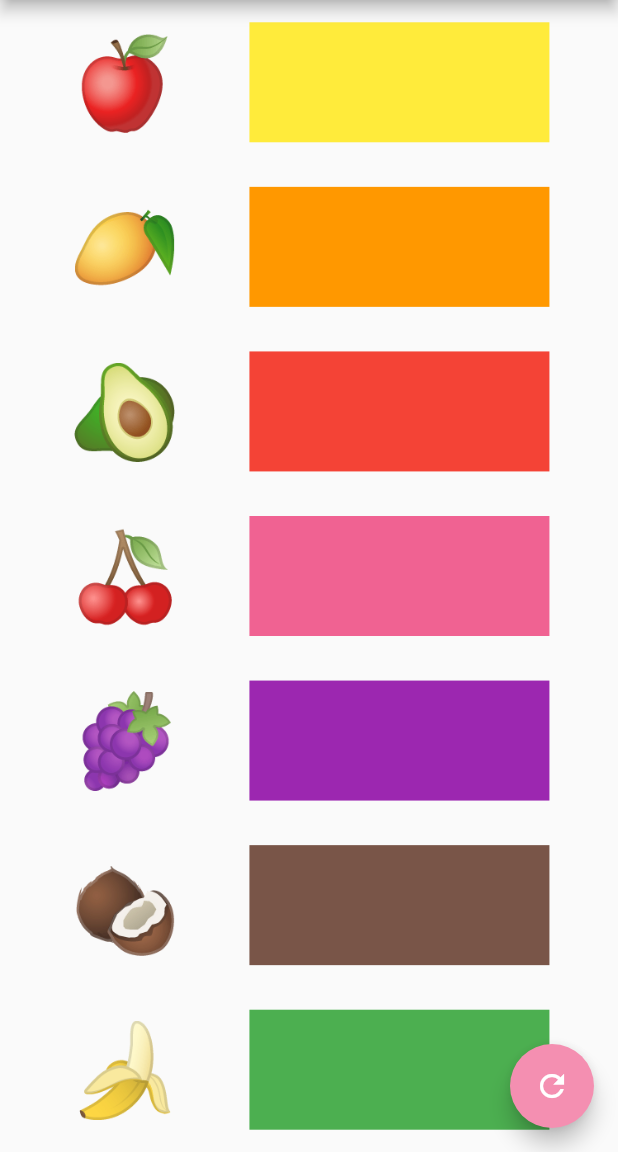
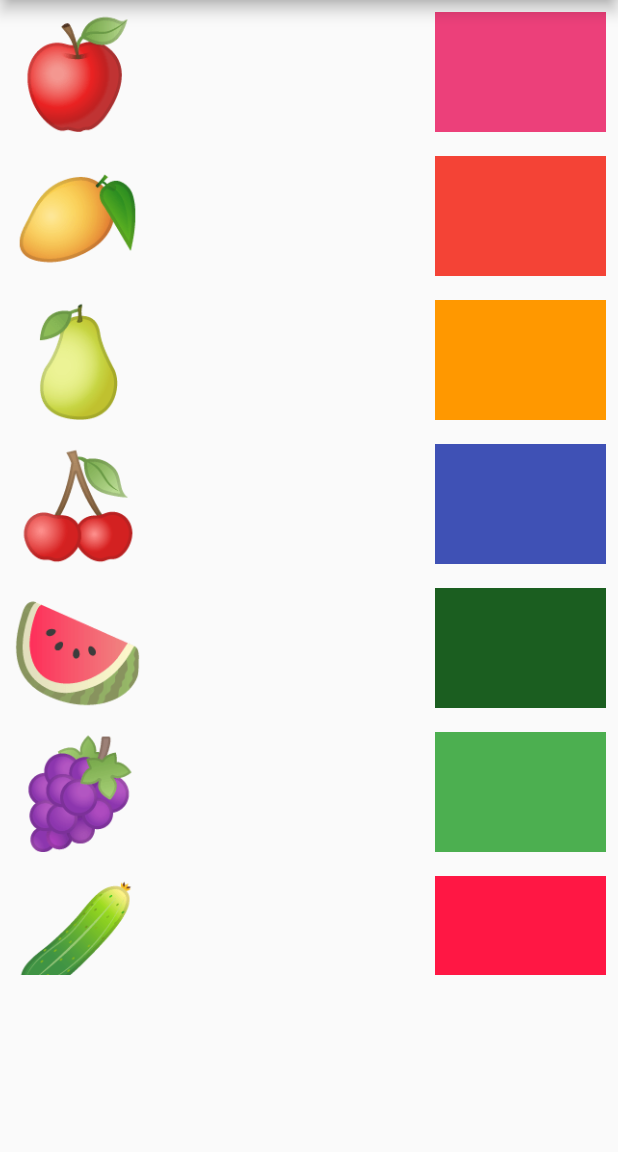
Before and after one commit to dharmishthamakwana/sliver_app, a Flutter app: the screen it shows after launch, on a phone screen of 412 x 824 dp, the part 84-1236 px from its top. Run offline on Flutter 3.47's test engine with Material 2 defaults, Android fonts, the phone set to English and light mode, and no system bars; our stand-ins replace audioplayers, get.

Commit message:
kids game

```diff
--- a/lib/main.dart
+++ b/lib/main.dart
@@ -10,12 +10,12 @@ void main() {
   runApp(
     GetMaterialApp(
       debugShowCheckedModeBanner: false,
-      initialRoute: 'forth',
+      initialRoute: 'third',
       routes: {
         '/': (p0) => HomeScreen(),
         'second': (p0) => SecondScreen(),
-        'third': (p0) => ThirdScreen(),
-        'third': (p0) => ThirdScreen(),
+        // 'third': (p0) => ThirdScreen(),
+        'third': (p0) => ForthScreen(),
         'forth': (p0) => Home(),
       },
     ),
--- /dev/null
+++ b/lib/screens/home/controller/home_controller.dart
@@ -0,0 +1,59 @@
+// import 'dart:ui';
+//
+// import 'package:audioplayers/audioplayers.dart';
+// import 'package:get/get.dart';
+//
+// import '../modal/itemmodal.dart';
+//
+// class Homecontroller extends GetxController {
+//   final Map<String, bool> score = {};
+//   RxList<ItemModal> choice = <ItemModal>[
+//     ItemModal(name: "🍎", value: '1', accepting: false, index: 0),
+//     ItemModal(name: "🥭", value: '2', accepting: false, index: 1),
+//     ItemModal(name: "🥑", value: '3', accepting: false, index: 2),
+//     ItemModal(name: "🍒", value: '4', accepting: false, index: 3),
+//     ItemModal(name: "🍇", value: '5', accepting: false, index: 4),
+//     ItemModal(name: "🥥", value: '6', accepting: false, index: 5),
+//     ItemModal(name: "🍌", value: '7', accepting: false, index: 6),
+//   ].obs;
+//   RxList<ItemModal> choice1 = <ItemModal>[
+//     ItemModal(name: "c", value: '4', accepting: false, index: 3),
+//     ItemModal(name: "A", value: '1', accepting: false, index: 0),
+//     ItemModal(name: "B", value: '7', accepting: false, index: 6),
+//     ItemModal(name: "G", value: '5', accepting: false, index: 4),
+//     ItemModal(name: "J", value: '3', accepting: false, index: 2),
+//     ItemModal(name: "C", value: '6', accepting: false, index: 5),
+//     ItemModal(name: "M", value: '2', accepting: false, index: 1),
+//   ].obs;
+//
+//   int index = 0;
+//   var play = AudioCache();
+// }
+
+import 'package:flutter/material.dart';
+import 'package:get/get.dart';
+
+import '../modal/itemmodal.dart';
+
+class Homecontroller extends GetxController {
+  RxInt index = 0.obs;
+  RxList<Homemodel> qalist = <Homemodel>[
+    Homemodel(image: "🍎", index: 0, key: "black", ondrop: false),
+    Homemodel(image: "🥭", index: 1, key: "Butter", ondrop: false),
+    Homemodel(image: "🍐", index: 2, key: "cat", ondrop: false),
+    Homemodel(image: "🍒", index: 3, key: "ele", ondrop: false),
+    Homemodel(image: "🍉", index: 4, key: "fish", ondrop: false),
+    Homemodel(image: "🍇", index: 5, key: "horse", ondrop: false),
+    Homemodel(image: "🥒", index: 6, key: "parrot", ondrop: false),
+  ].obs;
+  RxList<Homemodel> anlist = <Homemodel>[
+    Homemodel(color: Colors.pink.shade400, index: 3, key: "ele", ondrop: false),
+    Homemodel(color: Colors.red, index: 0, key: "black", ondrop: false),
+    Homemodel(color: Colors.orange, index: 1, key: "Butter", ondrop: false),
+    Homemodel(color: Colors.indigo, index: 5, key: "horse", ondrop: false),
+    Homemodel(color: Colors.green.shade900, index: 2, key: "cat", ondrop: false),
+    Homemodel(color: Colors.green, index: 6, key: "parrot", ondrop: false),
+    Homemodel(color: Colors.redAccent.shade400, index: 4, key: "fish", ondrop: false),
+
+  ].obs;
+}
--- a/lib/screens/home/modal/itemmodal.dart
+++ b/lib/screens/home/modal/itemmodal.dart
@@ -1,9 +1,20 @@
-import 'package:flutter/material.dart';
+// import 'package:flutter/material.dart';
+//
+// class ItemModal {
+//   String? name, value;
+//   int? index;
+//   bool? accepting;
+//
+//   ItemModal({this.name, this.value, this.index, this.accepting = false});
+// }
+import 'dart:ui';
 
-class ItemModal{
-  String? name ,value;
-  IconData? icon;
-  bool? accepting;
+class Homemodel
+{
+  String? image,key;
+  Color? color;
+  int? index;
+  bool? ondrop;
 
-  ItemModal({this.name, this.value, this.icon, this.accepting = false});
+  Homemodel({this.image, this.key, this.index, this.ondrop,this.color});
 }
--- a/lib/screens/home/view/fifth_screen.dart
+++ b/lib/screens/home/view/fifth_screen.dart
@@ -36,14 +36,17 @@ class _HomeState extends State<Home> {
               mainAxisAlignment: MainAxisAlignment.spaceAround,
               crossAxisAlignment: CrossAxisAlignment.end,
               children: choice.keys.map(
-                (element) {
+                    (element) {
                   return Draggable<String>(
                     data: element,
                     child: Text(
                       element,
                       style: TextStyle(fontSize: 60),
                     ),
-                    feedback: Movable(element),
+                    feedback: Text(
+                      element,
+                      style: TextStyle(fontSize: 60,decoration: TextDecoration.none),
+                    ),
                     childWhenDragging: Text(
                       '🐰',
                       style: TextStyle(fontSize: 50),
@@ -72,7 +75,7 @@ class _HomeState extends State<Home> {
           ],
         ),
         floatingActionButton: FloatingActionButton(
-          backgroundColor: Colors.pink.shade200,
+            backgroundColor: Colors.pink.shade200,
             onPressed: () {
               setState(() {
                 score.clear();
@@ -106,7 +109,7 @@ class _HomeState extends State<Home> {
       onWillAccept: (data) => data == emoji,
       onAccept: (data) {
         setState(
-          () {
+              () {
             ScaffoldMessenger.of(context).showSnackBar(
               SnackBar(
                 content: Text('Dropped successfully!',
--- a/lib/screens/home/view/forth_screen.dart
+++ b/lib/screens/home/view/forth_screen.dart
@@ -1,9 +1,7 @@
-import 'package:audioplayers/audioplayers.dart';
 import 'package:flutter/material.dart';
-import 'package:font_awesome_flutter/font_awesome_flutter.dart';
 import 'package:get/get.dart';
-import 'package:get/get_core/src/get_main.dart';
 
+import '../controller/home_controller.dart';
 import '../modal/itemmodal.dart';
 
 class ForthScreen extends StatefulWidget {
@@ -14,171 +12,111 @@ class ForthScreen extends StatefulWidget {
 }
 
 class _ForthScreenState extends State<ForthScreen> {
-  late List<ItemModal> items;
-  late List<ItemModal> items2;
-  late int score;
-  late bool gameOver;
-
-  @override
-  void initState() {
-    super.initState();
-    initGame();
-  }
-
-  var player = AudioCache();
-
-  initGame() {
-    gameOver = false;
-    score = 0;
-    items = [
-      ItemModal(icon: FontAwesomeIcons.coffee, name: "Coffee", value: "Coffee"),
-      ItemModal(icon: FontAwesomeIcons.dog, name: "Dog", value: "Dog"),
-      ItemModal(icon: FontAwesomeIcons.cat, name: "Cat", value: "Cat"),
-      ItemModal(
-          icon: FontAwesomeIcons.birthdayCake, name: "Cake", value: "Cake"),
-      ItemModal(icon: FontAwesomeIcons.bus, name: "Bus", value: "Bus"),
-    ];
-    items2 = List<ItemModal>.from(items);
-    items.shuffle();
-    items2.shuffle();
-  }
+  Homecontroller homecontroller = Get.put(Homecontroller());
 
   @override
   Widget build(BuildContext context) {
     return SafeArea(
       child: Scaffold(
-        body: Column(
+        appBar: AppBar(
+            backgroundColor: Colors.pink.shade200, title: Text("Kids Game")),
+        body: Stack(
           children: [
-            Draggable(
+            Obx(
+              () => Row(
+                children: [
+                  Column(
+                    children: [
+                      Container(
+                        height: 650,
+                        width: 150,
+                        child: ListView.builder(
+                          itemBuilder: (context, index) {
+                            return Padding(
+                              padding: const EdgeInsets.all(8),
+                              child: Draggable(
+                                data: homecontroller.qalist[index].key,
                                 child: Container(
-                height: 100,
+                                  height: 80,
                                   width: 100,
-                child: Image(
-                  image: AssetImage(
-                    "assets/images/1.png",
+                                  child: Text(
+                                    "${homecontroller.qalist[index].image}",
+                                    style: TextStyle(
+                                      fontSize: 70,
+                                      decoration: TextDecoration.none,
                                     ),
                                   ),
                                 ),
-              feedback: Center(
-                child: Column(
+                                feedback: Container(
+                                  height: 120,
+                                  width: 120,
+                                  child: Text(
+                                    "${homecontroller.qalist[index].image}",
+                                    style: TextStyle(
+                                        fontSize: 80,
+                                        decoration: TextDecoration.none),
+                                  ),
+                                ),
+                                onDragCompleted: () {
+                                  print(homecontroller.qalist[index].image);
+                                  Container();
+
+                                  homecontroller.qalist[index].ondrop = true;
+                                },
+                              ),
+                            );
+                          },
+                          itemCount: homecontroller.qalist.length,
+                        ),
+                      ),
+                    ],
+                  ),
+                  Spacer(),
+                  Column(
                     children: [
                       Container(
-                      height: 100,
-                      width: 100,
-                      child: Image(
-                        image: AssetImage(
-                          "assets/images/1.png",
+                        height: 650,
+                        width: 130,
+                        child: ListView.builder(
+                          itemBuilder: (context, index) {
+                            return Padding(
+                              padding: const EdgeInsets.all(8.0),
+                              child: DragTarget(
+                                builder:
+                                    (context, candidateData, rejectedData) {
+                                  return Container(
+                                    color: homecontroller.anlist[index].color,
+                                    alignment: Alignment.center,
+                                    height: 80,
+                                    width: 200,
+                                  );
+                                },
+                                onWillAccept: (data) {
+                                  return data ==
+                                      homecontroller.anlist[index].key;
+                                },
+                                onAccept: (data) {
+                                  homecontroller.anlist[index] = Homemodel(
+                                      image: homecontroller.qalist[index].image,
+                                      key: homecontroller.anlist[index].key,
+                                      ondrop: true);
+                                  // homecontroller.anlist.removeAt(
+                                  //     homecontroller.qalist[index].index!);
+                                },
                               ),
+                            );
+                          },
+                          itemCount: homecontroller.anlist.length,
+                        ),
+                      ),
+                    ],
+                  ),
+                ],
               ),
             ),
           ],
         ),
       ),
-              childWhenDragging: Container(),
-              onDragStarted: () {
-                Get.snackbar('strat', 'start Draged');
-              },
-              data: 'red',
-            ),
-            Spacer(),
-            DragTarget(
-              builder: (context, candidateData, rejectedData) {
-                return Container(
-                  height: 100,
-                  width: 100,
-                  color: Colors.blueGrey.shade300,
-                  child: Text(""),
-                );
-              },
-            ),
-
-          ],
-        ),
-        //     SingleChildScrollView(
-        //   child: Column(
-        //     children: [
-        //       Text.rich(
-        //         TextSpan(
-        //           children: [
-        //             TextSpan(text: "Score:"),
-        //             TextSpan(
-        //                 text: "$score",
-        //                 style: TextStyle(
-        //                     color: Colors.green,
-        //                     fontWeight: FontWeight.bold,
-        //                     fontSize: 30.0))
-        //           ],
-        //         ),
-        //       ),
-        //       if (gameOver)
-        //         Row(
-        //           children: <Widget>[
-        //             Column(
-        //               children: [
-        //                 items2.map((item) {
-        //                   return Container(
-        //                     margin: EdgeInsets.all(8.0),
-        //                     child: Draggable<ItemModal>(
-        //                       data: item,
-        //                       childWhenDragging: Icon(
-        //                         item.icon,
-        //                         color: Colors.grey,
-        //                         size: 50,
-        //                       ),
-        //                       feedback:
-        //                           Icon(item.icon, color: Colors.teal, size: 50),
-        //                       child:
-        //                           Icon(item.icon, color: Colors.teal, size: 50),
-        //                     ),
-        //                   );
-        //                 }).toList(),
-        //               ],
-        //             ),
-        //             Spacer(),
-        //             Column(
-        //               children: [
-        //                 item.map(
-        //                   (item) {
-        //                     return DragTarget(
-        //                       builder: (context, candidateData, rejectedData) {
-        //                         return Container();
-        //                       },
-        //                       onAccept: (recivedItems) {
-        //                         if (item.value == recivedItems!.value) {
-        //                           setState(() {
-        //                             items.remove(recivedItems);
-        //                             items2.remove(item);
-        //                             score += 10;
-        //                             item.accepting = false;
-        //                           });
-        //                         } else {
-        //                           setState(() {
-        //                             score -= 5;
-        //                             item.accepting = false;
-        //                           });
-        //                         }
-        //                       },
-        //                       onLeave: (receviedItems) {
-        //                         setState(() {
-        //                           item.accepting = false;
-        //                         });
-        //                       },
-        //                       onWillAccept: (receviedItems) {
-        //                         setState(() {
-        //                           item.accepting = true;
-        //                         });
-        //                       },
-        //                     );
-        //                   },
-        //                 ),
-        //               ],
-        //             ),
-        //           ],
-        //         )
-        //     ],
-        //   ),
-        // ),
-      ),
     );
   }
 }
```
Also changed, not shown: lib/screens/home/view/sixth_Screen.dart (added, +42 -0 lines). Lines whose indentation alone changed are shown as unchanged.
